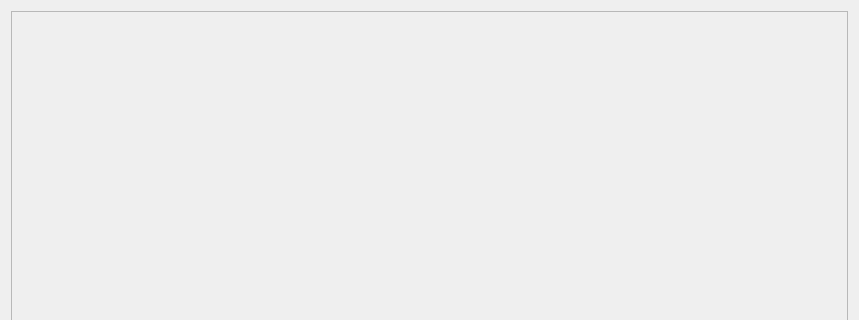
The window that stucturasystems/ui/CodeWidget.ui (Protestator-Research/StructuraSystems) describes before a commit, drawn with Qt 5; both pictures show x 0 to 859 and y 0 to 320 of the 859 by 600 pixel window.
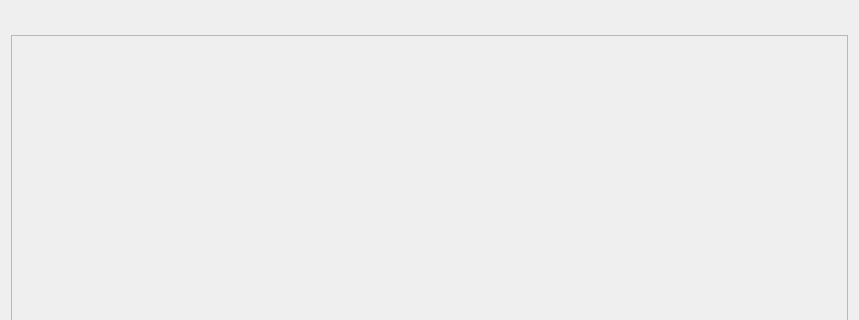
The same window after the commit.

Commit message:
new feature, integrate parser results into according project tab
hide results until parsing. removed not used error dock of main view. error depended color gradient. close tab for removing parser results

Patch:
```diff
--- a/stucturasystems/ui/CodeWidget.ui
+++ b/stucturasystems/ui/CodeWidget.ui
@@ -17,6 +17,14 @@
    <locale language="English" country="UnitedStates"/>
   </property>
   <layout class="QVBoxLayout" name="verticalLayout">
+   <item>
+    <widget class="QFrame" name="ErrorDockWidget_2">
+     <property name="frameShape">
+      <enum>QFrame::NoFrame</enum>
+     </property>
+     <layout class="QVBoxLayout" name="parserResultLayout"/>
+    </widget>
+   </item>
    <item>
     <widget class="QScrollArea" name="CodeScrollWidgetArea">
      <property name="widgetResizable">
```
The commit also changes 5 other files.
